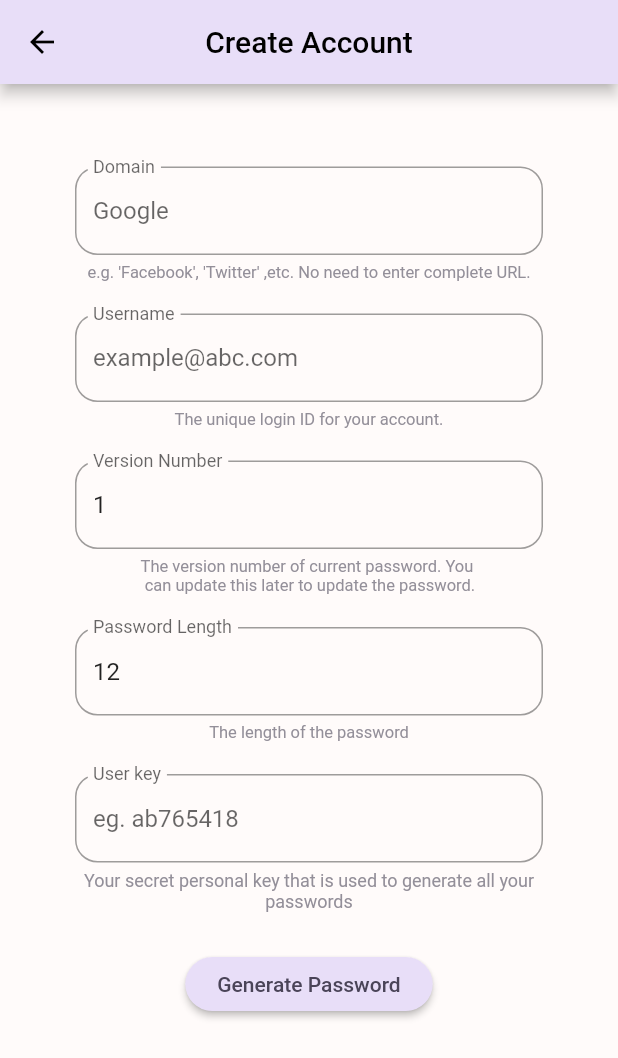
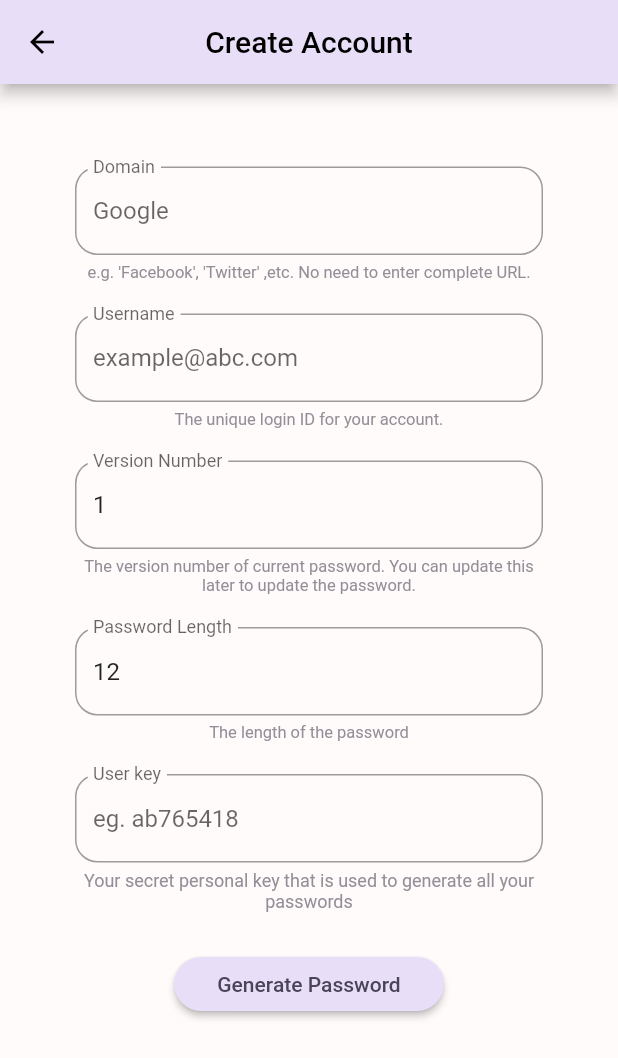
Before and after one commit to KaustubhBahl/NoMem, a Flutter app: the AddAccount screen opened by its route, on a phone screen of 412 x 824 dp. Shown: the top 1058 px of the screen. Run offline on Flutter 3.47's test engine with Material 2 defaults, Android fonts, the phone set to English and light mode, and no system bars; our stand-ins replace fluttertoast.

Commit message:
UI Changes to create account

```diff
--- a/lib/pages/create_account.dart
+++ b/lib/pages/create_account.dart
@@ -135,12 +135,12 @@ class AddAccountState extends State<AddAccount> {
                           },
                           controller: versionNumberController)),
                   Text(
-                    "The version number of current password. You \n can update this later to update the password.",
+                    "The version number of current password. You can update this later to update the password.",
                     style: TextStyle(
                       fontSize: 11,
                       color: Color(0xFF938F99),
                     ),
-                    textAlign: TextAlign.justify,
+                    textAlign: TextAlign.center,
                   ),
                   const SizedBox(height: 16),
                   Padding(
@@ -207,7 +207,7 @@ class AddAccountState extends State<AddAccount> {
                   ),
                   const SizedBox(height: 24),
                   SizedBox(
-                    width: 165,
+                    width: 180,
                     child: ElevatedButton(
                       onPressed: () async {
                         FocusScope.of(context).requestFocus(FocusNode());
@@ -319,6 +319,7 @@ class AddAccountState extends State<AddAccount> {
                       ),
                     ),
                   ),
+                  const SizedBox(height: 20),
                 ]),
           ),
         ),
```
